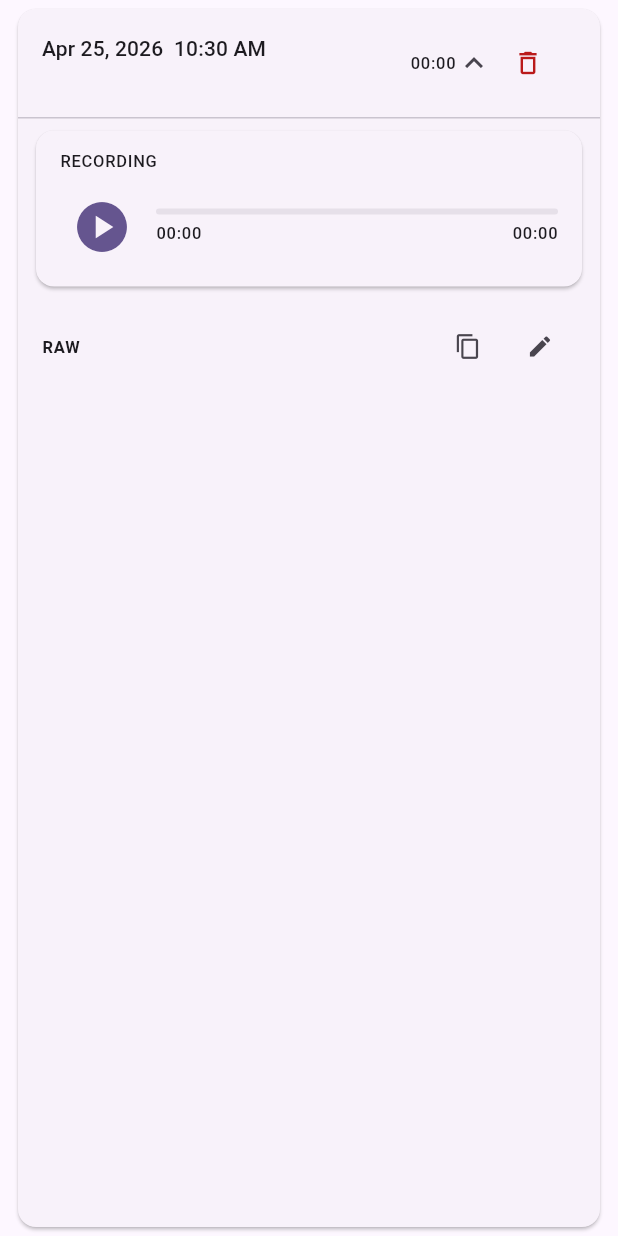
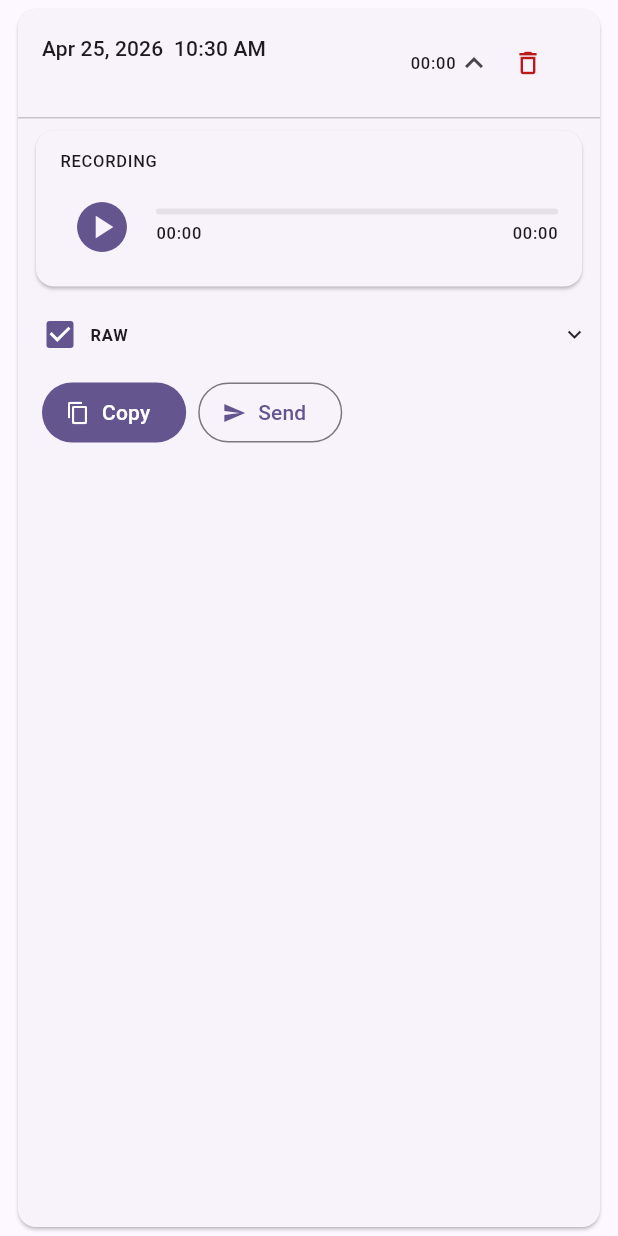
Before and after one commit to flyingwolf1701/notes_assistant, a Flutter app: the _RecordingCard widget shown alone on an empty page, opened directly with empty values, after a tap on an icon or button, on a phone screen of 412 x 824 dp. Run offline on Flutter 3.47's test engine with Material 3 defaults, Android fonts, the phone set to English and light mode, and no system bars; our stand-ins replace audioplayers, dio, file_picker, flutter_riverpod, image_picker, shared_preferences; missing offline and left inert: hotkey_manager, record, tray_manager, window_manager; accounts and stored records are empty.

Commit message:
layout makes more sense

```diff
--- a/lib/features/image_transcription/ui/image_transcription_screen.dart
+++ b/lib/features/image_transcription/ui/image_transcription_screen.dart
@@ -286,7 +286,7 @@ class _ResultViewState extends ConsumerState<_ResultView> {
       createdAt: DateTime.now(),
       durationSeconds: 0,
       rawText: text,
-      polishedText: text,
+      polishedText: '',
     );
     await ref.read(recordingsProvider.notifier).add(recording);
     if (context.mounted) {
--- a/lib/features/recordings/ui/recordings_screen.dart
+++ b/lib/features/recordings/ui/recordings_screen.dart
@@ -40,6 +40,10 @@ class _RecordingCard extends ConsumerStatefulWidget {
 
 class _RecordingCardState extends ConsumerState<_RecordingCard> {
   bool _expanded = false;
+  bool _rawExpanded = false;
+  bool _polishedExpanded = false;
+  bool _rawChecked = true;
+  bool _polishedChecked = true;
   bool _editingRaw = false;
   bool _editingPolished = false;
   late TextEditingController _rawCtrl;
@@ -59,6 +63,19 @@ class _RecordingCardState extends ConsumerState<_RecordingCard> {
     super.dispose();
   }
 
+  void _copySelected(Recording r) {
+    final buf = StringBuffer();
+    if (_rawChecked && r.rawText.isNotEmpty) buf.writeln(r.rawText);
+    if (_polishedChecked && r.polishedText.isNotEmpty) {
+      if (buf.isNotEmpty) buf.writeln();
+      buf.write(r.polishedText);
+    }
+    Clipboard.setData(ClipboardData(text: buf.toString().trim()));
+    ScaffoldMessenger.of(context).showSnackBar(
+      const SnackBar(content: Text('Copied'), duration: Duration(seconds: 1)),
+    );
+  }
+
   Future<void> _saveEdit() async {
     final updated = widget.recording.copyWith(
       rawText: _rawCtrl.text,
@@ -71,18 +88,15 @@ class _RecordingCardState extends ConsumerState<_RecordingCard> {
     });
   }
 
-  void _copy(String text) {
-    Clipboard.setData(ClipboardData(text: text));
-    ScaffoldMessenger.of(context).showSnackBar(
-      const SnackBar(content: Text('Copied'), duration: Duration(seconds: 1)),
-    );
-  }
 
   @override
   Widget build(BuildContext context) {
     final r = widget.recording;
     final scheme = Theme.of(context).colorScheme;
-    final dateStr = DateFormat('MMM d, yyyy  h:mm a').format(r.createdAt);
+    final isImage = r.audioPath == null && r.durationSeconds == 0;
+    final titleStr = isImage
+        ? 'Image  •  ${DateFormat('MMM d, yyyy').format(r.createdAt)}'
+        : DateFormat('MMM d, yyyy  h:mm a').format(r.createdAt);
 
     return Card(
       margin: const EdgeInsets.symmetric(horizontal: 12, vertical: 6),
@@ -92,7 +106,7 @@ class _RecordingCardState extends ConsumerState<_RecordingCard> {
           // ── Header ──────────────────────────────────────────────────────
           ListTile(
             onTap: () => setState(() => _expanded = !_expanded),
-            title: Text(dateStr,
+            title: Text(titleStr,
                 style: Theme.of(context).textTheme.titleSmall),
             subtitle: Text(
               r.polishedText.isNotEmpty ? r.polishedText : r.rawText,
@@ -102,6 +116,7 @@ class _RecordingCardState extends ConsumerState<_RecordingCard> {
             trailing: Row(
               mainAxisSize: MainAxisSize.min,
               children: [
+                if (!isImage)
                   Text(r.durationLabel,
                       style: Theme.of(context).textTheme.labelSmall),
                 Icon(_expanded ? Icons.expand_less : Icons.expand_more),
@@ -144,7 +159,10 @@ class _RecordingCardState extends ConsumerState<_RecordingCard> {
             // ── Raw text ─────────────────────────────────────────────────
             _Section(
               label: 'RAW',
-              onCopy: () => _copy(r.rawText),
+              isExpanded: _rawExpanded,
+              onToggle: () => setState(() => _rawExpanded = !_rawExpanded),
+              checked: _rawChecked,
+              onCheck: (v) => setState(() => _rawChecked = v),
               onEdit: () => setState(() => _editingRaw = !_editingRaw),
               editing: _editingRaw,
               child: _editingRaw
@@ -160,23 +178,24 @@ class _RecordingCardState extends ConsumerState<_RecordingCard> {
             if (r.polishedText.isNotEmpty)
               _Section(
                 label: 'POLISHED',
-                onCopy: () => _copy(r.polishedText),
-                onEdit: () =>
-                    setState(() => _editingPolished = !_editingPolished),
+                isExpanded: _polishedExpanded,
+                onToggle: () => setState(() => _polishedExpanded = !_polishedExpanded),
+                checked: _polishedChecked,
+                onCheck: (v) => setState(() => _polishedChecked = v),
+                onEdit: () => setState(() => _editingPolished = !_editingPolished),
                 editing: _editingPolished,
                 child: _editingPolished
                     ? TextField(
                         controller: _polishedCtrl,
                         maxLines: null,
-                        decoration:
-                            const InputDecoration(border: OutlineInputBorder()),
+                        decoration: const InputDecoration(border: OutlineInputBorder()),
                       )
                     : Text(r.polishedText),
               ),
 
             if (_editingRaw || _editingPolished)
               Padding(
-                padding: const EdgeInsets.fromLTRB(16, 0, 16, 12),
+                padding: const EdgeInsets.fromLTRB(16, 0, 16, 4),
                 child: Row(
                   children: [
                     FilledButton(onPressed: _saveEdit, child: const Text('Save')),
@@ -194,6 +213,33 @@ class _RecordingCardState extends ConsumerState<_RecordingCard> {
                 ),
               ),
 
+            // ── Copy / Send ───────────────────────────────────────────────
+            Padding(
+              padding: const EdgeInsets.fromLTRB(16, 4, 16, 12),
+              child: Row(
+                children: [
+                  FilledButton.icon(
+                    onPressed: (_rawChecked || _polishedChecked)
+                        ? () => _copySelected(r)
+                        : null,
+                    icon: const Icon(Icons.copy, size: 16),
+                    label: const Text('Copy'),
+                  ),
+                  const SizedBox(width: 8),
+                  OutlinedButton.icon(
+                    onPressed: () => ScaffoldMessenger.of(context).showSnackBar(
+                      const SnackBar(
+                        content: Text('Obsidian integration coming soon'),
+                        duration: Duration(seconds: 2),
+                      ),
+                    ),
+                    icon: const Icon(Icons.send, size: 16),
+                    label: const Text('Send'),
+                  ),
+                ],
+              ),
+            ),
+
           ],
         ],
       ),
@@ -205,45 +251,60 @@ class _Section extends StatelessWidget {
   const _Section({
     required this.label,
     required this.child,
-    required this.onCopy,
+    required this.isExpanded,
+    required this.onToggle,
+    required this.checked,
+    required this.onCheck,
     required this.onEdit,
     required this.editing,
   });
 
   final String label;
   final Widget child;
-  final VoidCallback onCopy;
+  final bool isExpanded;
+  final VoidCallback onToggle;
+  final bool checked;
+  final ValueChanged<bool> onCheck;
   final VoidCallback onEdit;
   final bool editing;
 
   @override
   Widget build(BuildContext context) {
-    return Padding(
-      padding: const EdgeInsets.fromLTRB(16, 8, 16, 4),
-      child: Column(
+    return Column(
       crossAxisAlignment: CrossAxisAlignment.start,
       children: [
-          Row(
+        InkWell(
+          onTap: onToggle,
+          child: Padding(
+            padding: const EdgeInsets.fromLTRB(8, 4, 8, 4),
+            child: Row(
               children: [
+                Checkbox(
+                  value: checked,
+                  onChanged: (v) => onCheck(v ?? false),
+                  visualDensity: VisualDensity.compact,
+                ),
                 Text(label,
                     style: Theme.of(context).textTheme.labelSmall?.copyWith(
                           fontWeight: FontWeight.bold,
                         )),
                 const Spacer(),
-              IconButton(
-                  icon: const Icon(Icons.copy, size: 18),
-                  onPressed: onCopy,
-                  tooltip: 'Copy'),
+                if (isExpanded)
                   IconButton(
                       icon: Icon(editing ? Icons.close : Icons.edit, size: 18),
                       onPressed: onEdit,
                       tooltip: editing ? 'Cancel edit' : 'Edit'),
+                Icon(isExpanded ? Icons.expand_less : Icons.expand_more, size: 18),
               ],
             ),
-          child,
-          const SizedBox(height: 8),
+          ),
+        ),
+        if (isExpanded)
+          Padding(
+            padding: const EdgeInsets.fromLTRB(16, 0, 16, 8),
+            child: child,
+          ),
       ],
-      ),
     );
   }
 }
```
Also changed, not shown: lib/features/transcription/ui/home_screen.dart (+58 -19 lines), lib/features/transcription/ui/widgets/action_bar.dart (+3 -42 lines). Lines whose indentation alone changed are shown as unchanged.
